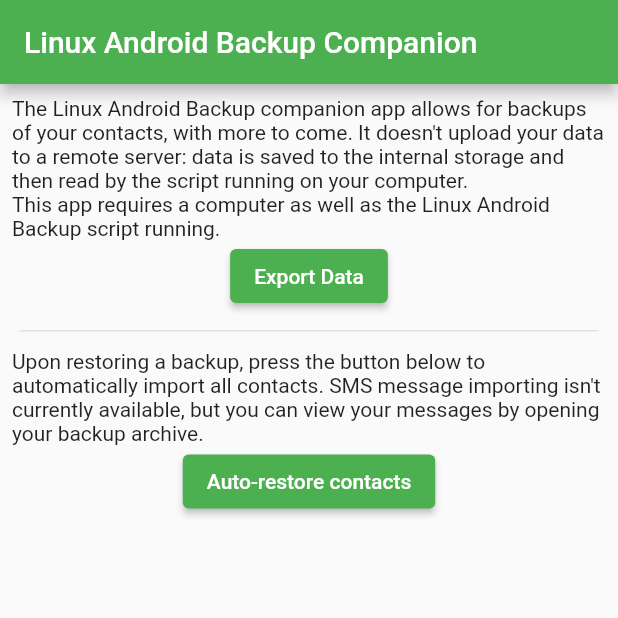
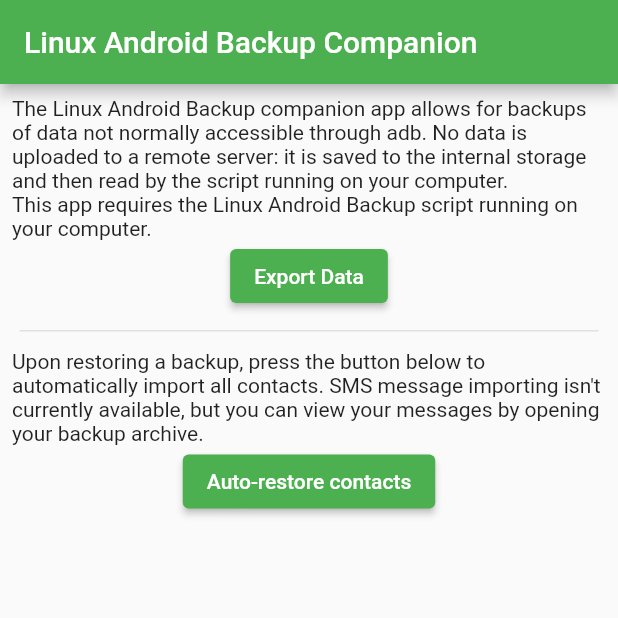
Before and after one commit to mrrfv/open-android-backup, a Flutter app: the screen it shows after launch, on a phone screen of 412 x 824 dp, the top half of it. Run offline on Flutter 3.47's test engine with Material 2 defaults, Android fonts, the phone set to English and light mode, and no system bars; our stand-ins replace csv, device_info_plus, flutter_contacts, permission_handler; missing offline and left inert: flutter_sms_inbox.

Commit message:
change text in the companion app
+ README changes

```diff
--- a/companion_app/lib/main.dart
+++ b/companion_app/lib/main.dart
@@ -210,10 +210,10 @@ class _HomeState extends State<Home> {
         child: Column(
           children: <Widget>[
             const Text(
-              "The Linux Android Backup companion app allows for backups of your contacts, with more to come. It doesn't upload your data to a remote server: data is saved to the internal storage and then read by the script running on your computer.",
+              "The Linux Android Backup companion app allows for backups of data not normally accessible through adb. No data is uploaded to a remote server: it is saved to the internal storage and then read by the script running on your computer.",
             ),
             const Text(
-                "This app requires a computer as well as the Linux Android Backup script running."),
+                "This app requires the Linux Android Backup script running on your computer."),
             ElevatedButton(
               onPressed: () {
                 setState(() {
--- a/companion_app/pubspec.yaml
+++ b/companion_app/pubspec.yaml
@@ -15,7 +15,7 @@ publish_to: 'none' # Remove this line if you wish to publish to pub.dev
 # In iOS, build-name is used as CFBundleShortVersionString while build-number used as CFBundleVersion.
 # Read more about iOS versioning at
 # https://developer.apple.com/library/archive/documentation/General/Reference/InfoPlistKeyReference/Articles/CoreFoundationKeys.html
-version: 1.0.2+1
+version: 1.0.3+1
 
 environment:
   sdk: ">=2.15.1 <3.0.0"
```
Also changed, not shown: 2 other files.
